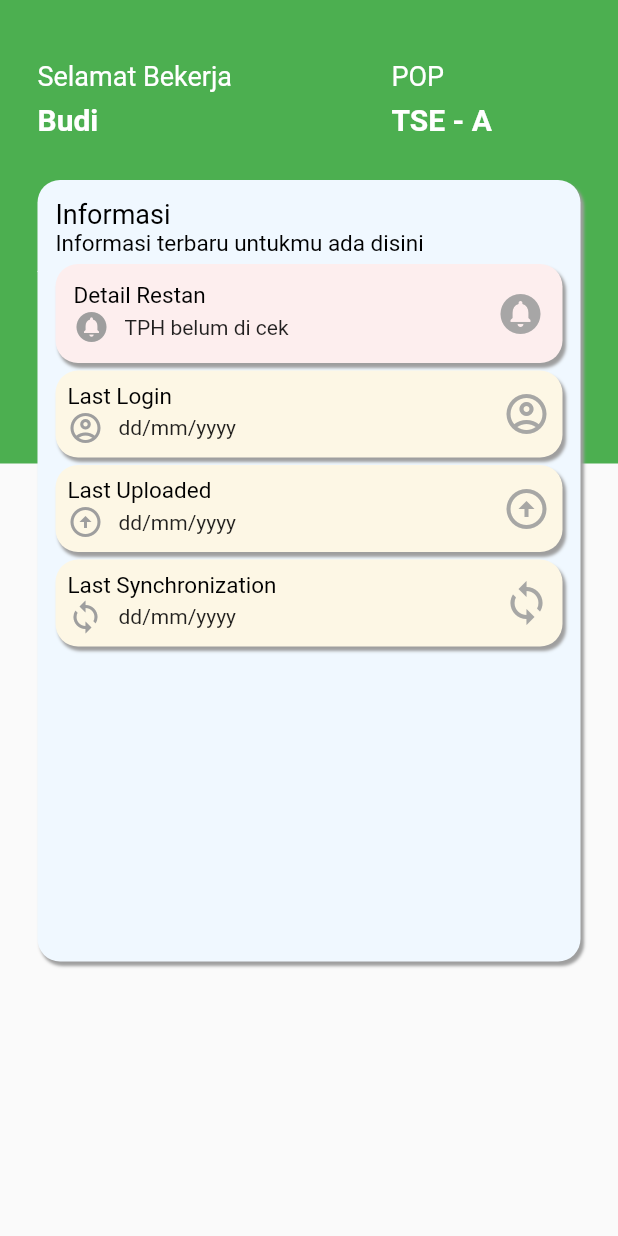
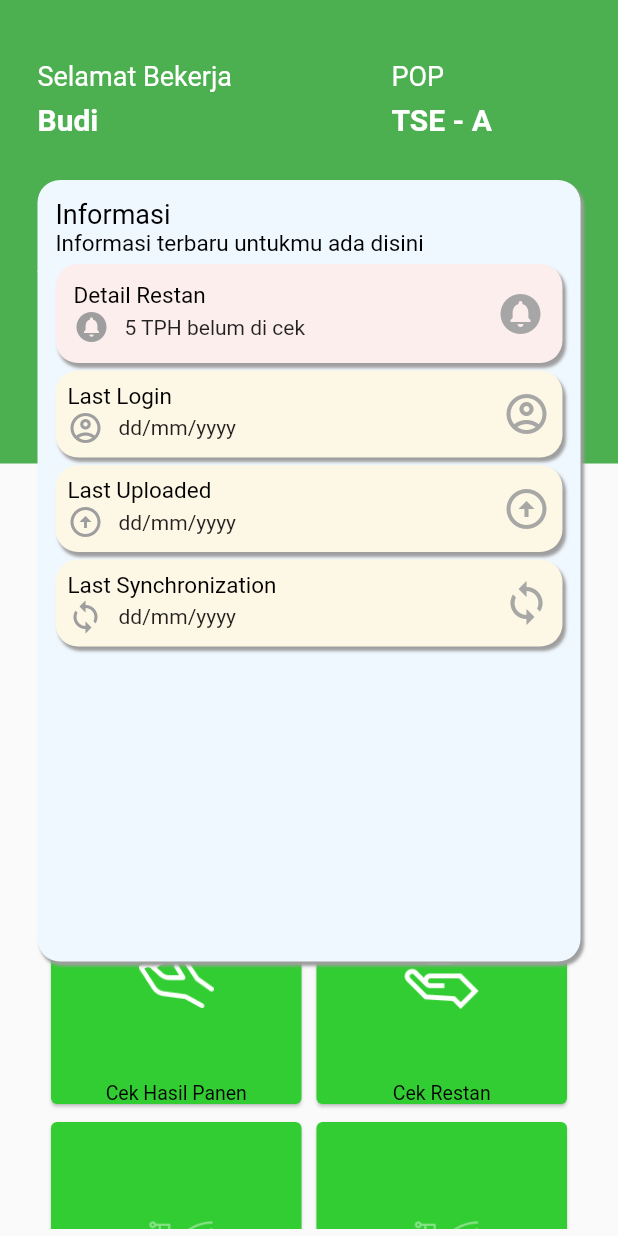
Before and after one commit to dendhi93/OPIMlutter, a Flutter app: the Home screen opened directly, on a phone screen of 412 x 824 dp. Run offline on Flutter 3.47's test engine with Material 2 defaults, Android fonts, the phone set to English and light mode, and no system bars; our stand-ins replace floor, fluttertoast, hexcolor, sqflite; missing offline and left inert: dart:ffi; accounts and stored records are empty; generated files the repository leaves out were written again.

Commit message:
design home part 2.7

```diff
--- a/lib/Menus/Home/Home.dart
+++ b/lib/Menus/Home/Home.dart
@@ -1,4 +1,4 @@
-import 'package:flutter/cupertino.dart';
+
 import 'package:flutter/material.dart';
 import 'package:hexcolor/hexcolor.dart';
 
@@ -10,12 +10,20 @@ class Home extends StatefulWidget {
 class _HomeState extends State<Home>{
   String nameUser = "";
   String popUser = "";
+  String qtyTph = "";
+  final menus = [
+    ["assets/images/ic_panen.png", "Cek Hasil Panen"],
+    ["assets/images/ic_restan.png", "Cek Restan"],
+    ["assets/images/ic_street.png", "Lapor Kondisi Jalan"],
+    ["assets/images/ic_street.png", "Lapor Kondisi Blok"],
+  ];
 
   @override
   void initState() {
     super.initState();
     nameUser = "Budi";
     popUser = "TSE - A";
+    qtyTph = "5 TPH belum di cek";
   }
 
   @override
@@ -91,15 +99,46 @@ class _HomeState extends State<Home>{
 
                   Container(
                     margin: EdgeInsets.only(top: 0.0, left: 25.0,right: 25.0, bottom: 127.0),
-                    child: Divider(
-                        color: Colors.white,
-                        height: 2
-                    ),
+                    child: Divider(color: Colors.white, height: 2),
               ),
             ],
           ),
       ),flex: 3,),
-      Expanded(child: Container(color: Colors.transparent),flex: 5,),
+      Expanded(child: Container(
+          margin: EdgeInsets.only(left: 30.0,right: 30.0, bottom: 5.0),
+          alignment: Alignment.centerLeft,
+          color: Colors.transparent,
+          child: Column(
+            children: <Widget>[
+              Padding(padding: EdgeInsets.only(top: 230.0)),
+              Text('Pilih Menu', style:TextStyle(fontSize: 18, color: Colors.black)),
+              Padding(padding: EdgeInsets.only(top: 5.0)),
+              Expanded(child:
+                    Container(child:
+                        GridView.count(
+                          scrollDirection: Axis.vertical,
+                          shrinkWrap: true,
+                          crossAxisCount: 2,
+                          crossAxisSpacing: 2.0,
+                          mainAxisSpacing: 4.0,
+                          children: [
+                            ...menus.map((i) => Card(
+                              color:  HexColor("#32CD32"),
+                              child: Center(child: Column(
+                                children: <Widget>[
+                                  Expanded(child: Image.asset(i.first, height: 50,width: 50,)),
+                                  Text(i.last, style:TextStyle(fontSize: 13, color: Colors.black)),
+                                ],
+                              ),
+                              ),
+                            ))
+                          ],
+                        ),
+                    ),flex:1,
+              ),
+            ],
+          ),
+      ),flex: 5,),
     ],
   );
 
@@ -176,7 +215,7 @@ class _HomeState extends State<Home>{
                   color: Colors.grey,
                 ),
                 new Padding(padding: EdgeInsets.only(right: 10.0)),
-                Text('TPH belum di cek')
+                Text(qtyTph)
               ],
             )
           ],
```
Also changed, not shown: assets/images/ic_panen.png (added), assets/images/ic_restan.png (added), assets/images/ic_street.png (added).
